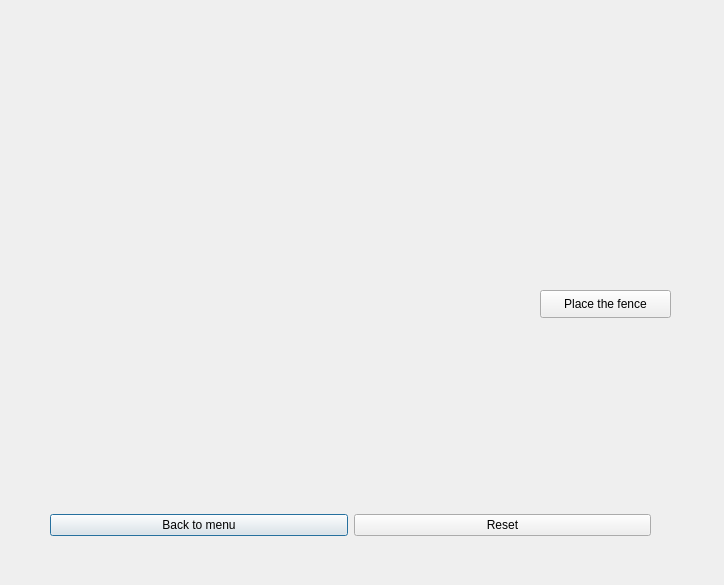
First picture: the form in src/GameField.ui, repository olezhabobrov/Quoridor, before the edit.
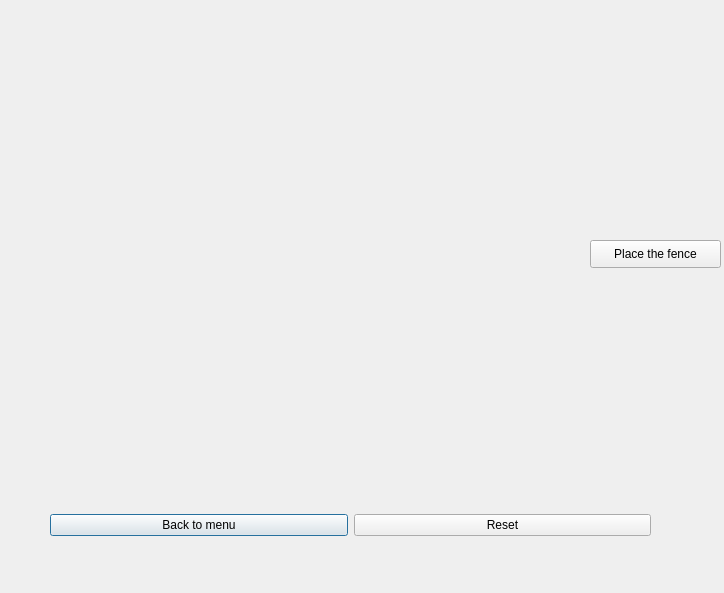
Second picture: the form after the edit.

```diff
--- a/src/GameField.ui
+++ b/src/GameField.ui
@@ -7,7 +7,7 @@
     <x>0</x>
     <y>0</y>
     <width>724</width>
-    <height>585</height>
+    <height>593</height>
    </rect>
   </property>
   <property name="maximumSize">
@@ -48,10 +48,10 @@
   <widget class="QWidget" name="gridLayoutWidget">
    <property name="geometry">
     <rect>
-     <x>30</x>
-     <y>50</y>
-     <width>461</width>
-     <height>391</height>
+     <x>10</x>
+     <y>10</y>
+     <width>491</width>
+     <height>471</height>
     </rect>
    </property>
    <layout class="QGridLayout" name="Board"/>
@@ -59,8 +59,8 @@
   <widget class="QPushButton" name="placeFence">
    <property name="geometry">
     <rect>
-     <x>540</x>
-     <y>290</y>
+     <x>590</x>
+     <y>240</y>
      <width>131</width>
      <height>28</height>
     </rect>
```
